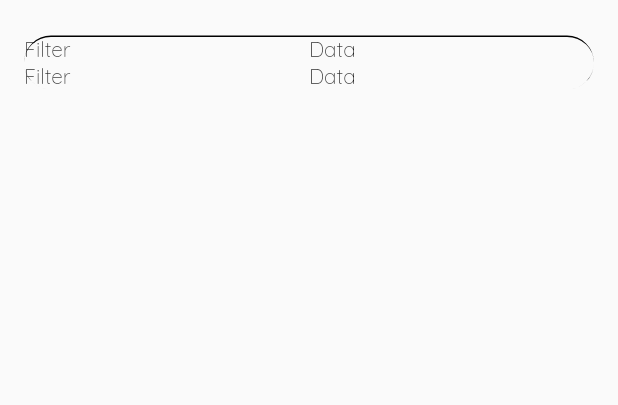
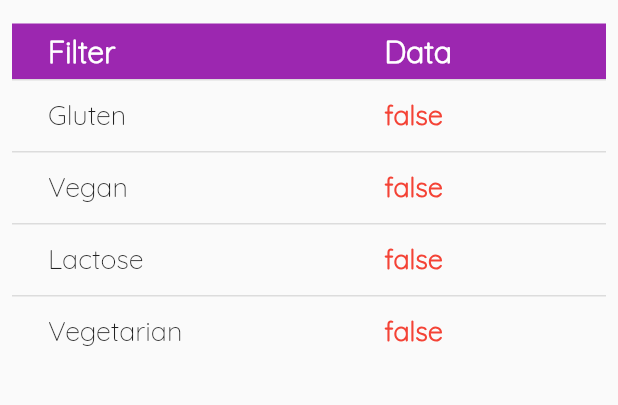
Before and after one commit to Atuoha/meal_recipes, a Flutter app: the FilterScreen screen opened by its route, on a phone screen of 412 x 824 dp, the part 542-947 px from its top. Run offline on Flutter 3.47's test engine with Material 2 defaults, Android fonts, the phone set to English and light mode, and no system bars.

Commit message:
made use of Provider on filters so that the filters can stick even when the filter screen is closed without rebuilding :

```diff
--- a/lib/models/theme.dart
+++ b/lib/models/theme.dart
@@ -15,4 +15,9 @@ class ThemeDataa extends ChangeNotifier {
       default:
     }
   }
+
+  bool isVeganCheck = false;
+  bool isLactoseCheck = false;
+  bool isVegetarianCheck = false;
+  bool isGlutenCheck = false;
 }
--- a/lib/screens/filters.dart
+++ b/lib/screens/filters.dart
@@ -1,6 +1,7 @@
-
 import 'package:flutter/material.dart';
 import 'package:meal_app/main.dart';
+import 'package:meal_app/models/theme.dart';
+import 'package:provider/provider.dart';
 import '../components/filter_component.dart';
 
 // ignore: use_key_in_widget_constructors
@@ -20,24 +21,48 @@ class _FilterScreenState extends State<FilterScreen> {
   bool isVegetarianCheck = false;
   bool isGlutenCheck = false;
 
+  static const style = TextStyle(fontSize: 18);
+
   void toggleCheck(value, type) {
     setState(
       () {
         switch (type) {
           case 'isVeganCheck':
             isVeganCheck = value;
+            Provider.of<ThemeDataa>(context,listen:false).isVeganCheck = value;
             break;
           case 'isLactoseCheck':
             isLactoseCheck = value;
+            Provider.of<ThemeDataa>(context,listen:false).isLactoseCheck = value;
             break;
           case 'isVegetarianCheck':
             isVegetarianCheck = value;
+            Provider.of<ThemeDataa>(context,listen:false).isVegetarianCheck = value;
             break;
           default:
             isGlutenCheck = value;
+            Provider.of<ThemeDataa>(context,listen:false).isGlutenCheck = value;
         }
       },
     );
+  }
+
+  DataRow buildDataRow(String text, bool value) {
+    return DataRow(cells: [
+      DataCell(
+        Text(text, style: style),
+      ),
+      DataCell(
+        Text(
+          value.toString(),
+          style: TextStyle(
+            color: value ? Colors.green : Colors.red,
+            fontSize: 18,
+            fontWeight: FontWeight.bold,
+          ),
+        ),
+      )
+    ]);
   }
 
   @override
@@ -87,59 +112,70 @@ class _FilterScreenState extends State<FilterScreen> {
             ListTileComponent(
               title: 'Gluten-Free',
               subtitle: 'Only include gluten-free meals',
-              isCheck: isGlutenCheck,
+              isCheck:  Provider.of<ThemeDataa>(context,listen:false).isGlutenCheck,
               type: 'isGlutenCheck',
               toggleCheck: toggleCheck,
             ),
             ListTileComponent(
               title: 'Lactose-Free',
               subtitle: 'Only include lactose-free meals',
-              isCheck: isLactoseCheck,
+              isCheck:  Provider.of<ThemeDataa>(context,listen:false).isLactoseCheck,
               type: 'isLactoseCheck',
               toggleCheck: toggleCheck,
             ),
             ListTileComponent(
               title: 'Vegetarain',
               subtitle: 'Only include vegatarian meals',
-              isCheck: isVegetarianCheck,
+              isCheck:  Provider.of<ThemeDataa>(context,listen:false).isVegetarianCheck,
               type: 'isVegetarianCheck',
               toggleCheck: toggleCheck,
             ),
             ListTileComponent(
               title: 'Vegan',
               subtitle: 'Only include vegan meals',
-              isCheck: isVeganCheck,
+              isCheck:  Provider.of<ThemeDataa>(context,listen:false).isVeganCheck,
               type: 'isVeganCheck',
               toggleCheck: toggleCheck,
             ),
-            Padding(
-              padding: const EdgeInsets.all(8.0),
-              child: Table(
-                border: TableBorder(
-                  top: const BorderSide(width: 1),
-                  borderRadius: BorderRadius.circular(20),
+            DataTable(
+              headingRowHeight: 37,
+              headingRowColor: MaterialStateProperty.resolveWith<Color>(
+                  (Set<MaterialState> states) {
+                if (states.contains(MaterialState.hovered)) {
+                  return Theme.of(context)
+                      .colorScheme
+                      .primary
+                      .withOpacity(0.08);
+                }
+                return Theme.of(context).primaryColor;
+              }),
+              columns: const [
+                DataColumn(
+                  label: Text(
+                    'Filter',
+                    style: TextStyle(
+                        fontSize: 20,
+                        fontWeight: FontWeight.w600,
+                        color: Colors.white),
+                  ),
                 ),
-                children:  const [
-                  TableRow(
-                    children: [
-                      Text('Filter'),
-                      Text('Data'),
-
-                    ],
+                DataColumn(
+                  label: Text(
+                    'Data',
+                    style: TextStyle(
+                      fontSize: 20,
+                      fontWeight: FontWeight.bold,
+                      color: Colors.white,
+                    ),
                   ),
-
-                   TableRow(
-                    children: [
-                      Text('Filter'),
-                      Text('Data'),
-
-                    ],
-                  ),
-
-                ],
-              ),
-
-
+                )
+              ],
+              rows: [
+                buildDataRow('Gluten',  Provider.of<ThemeDataa>(context,listen:false).isGlutenCheck),
+                buildDataRow('Vegan',  Provider.of<ThemeDataa>(context,listen:false).isVeganCheck),
+                buildDataRow('Lactose',  Provider.of<ThemeDataa>(context,listen:false).isLactoseCheck),
+                buildDataRow('Vegetarian',  Provider.of<ThemeDataa>(context,listen:false).isVegetarianCheck),
+              ],
             )
           ],
         ),
```
